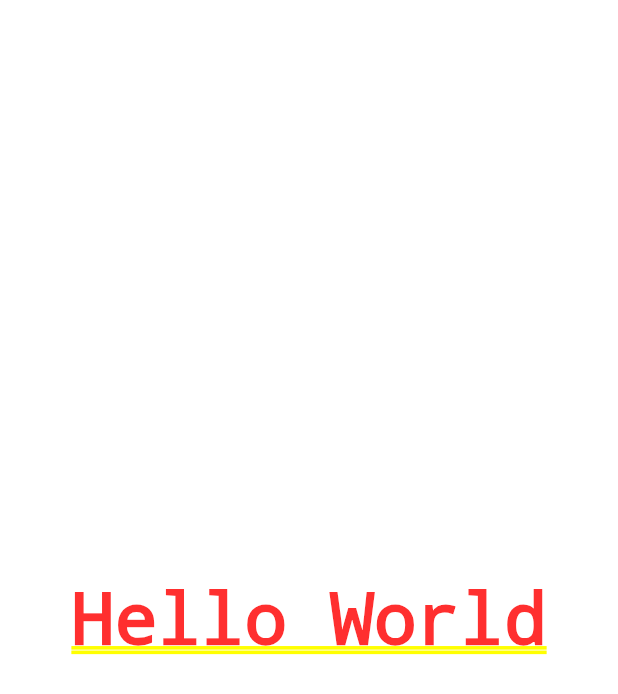
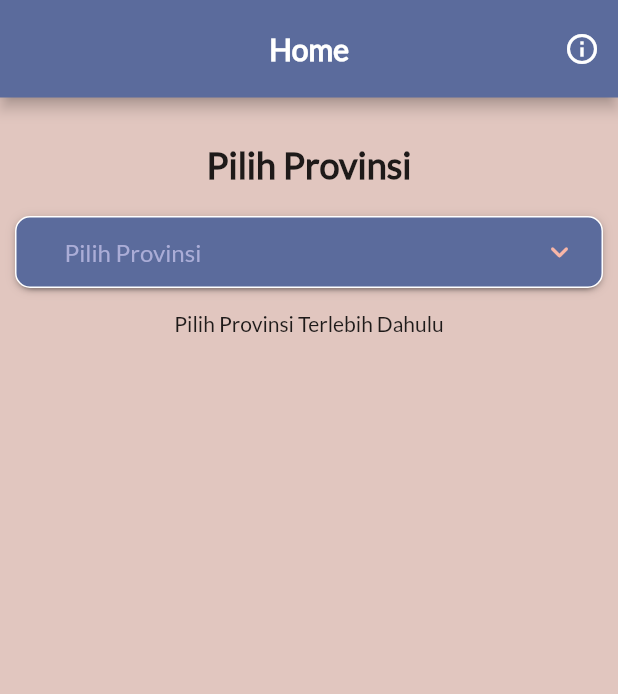
Before and after one commit to MuhammadMukram/simple_indonesian_weather_app, a Flutter app: the screen it shows after launch, on a phone screen of 412 x 824 dp. Shown: the top 694 px of the screen. Run offline on Flutter 3.47's test engine with Material 2 defaults, Android fonts, the phone set to English and light mode, and no system bars; drawn by our look-alikes of dropdown_button2; our stand-ins replace logger; missing offline and left inert: xml2json.

Commit message:
feat: finish homepage

```diff
--- a/lib/data/api/weater_service.dart
+++ b/lib/data/api/weater_service.dart
@@ -1,24 +1,17 @@
 import 'dart:convert';
 
 import 'package:http/http.dart' as http;
+import 'package:simple_indonesian_weather_app/common.dart';
 import 'package:simple_indonesian_weather_app/data/models/city.dart';
 import 'package:xml2json/xml2json.dart';
 import '../const.dart';
-import 'package:logger/logger.dart';
 
 class WeatherService {
-  var logger = Logger(
-    printer: PrettyPrinter(),
-  );
-
   Future<List<City>> getWeatherData(String provinceName) async {
     final response =
         await http.get(Uri.parse('$baseURL/DigitalForecast-$provinceName.xml'));
 
     if (response.statusCode == 200) {
-      // logger.d(jsonDecode(jsonConverter(response.body))['data']['forecast']
-      //         ['area'][0]
-      //     .runtimeType);
 
       List<dynamic> rawCityList =
           jsonDecode(jsonConverter(response.body))['data']['forecast']['area'];
@@ -32,8 +25,9 @@ class WeatherService {
         cityList.add(temp);
       }
 
+      // logger.d(cityList[0].cityName);
+
       return cityList;
-
     } else {
       throw Exception('Failed to load data');
     }
--- a/lib/main.dart
+++ b/lib/main.dart
@@ -1,43 +1,59 @@
 import 'package:flutter/material.dart';
+import 'package:simple_indonesian_weather_app/presentation/homepage.dart';
 import 'data/api/weater_service.dart';
 
 void main() {
   runApp(const MyApp());
 }
 
-class MyApp extends StatefulWidget {
-
+class MyApp extends StatelessWidget {
   const MyApp({super.key});
-
-  @override
-  State<MyApp> createState() => _MyAppState();
-}
-
-class _MyAppState extends State<MyApp> {
-  // This widget is the root of your application.
-  final _weatherService = WeatherService();
-
-
-  @override
-  void initState() {
-    // TODO: implement initState
-    super.initState();
-    try{
-      _weatherService.getWeatherData("SulawesiSelatan");
-    } catch (e) {
-      Exception('Failed to fetch');
-    }
-
-  }
 
   @override
   Widget build(BuildContext context) {
     return MaterialApp(
-      title: 'Flutter Demo',
       theme: ThemeData(
         primarySwatch: Colors.blue,
+        fontFamily: 'Lato'
       ),
-      home: const SafeArea(child: Center(child: Text("Hello World"),))
+      home: const SafeArea(child: HomePage())
     );
   }
 }
+
+// class MyApp extends StatefulWidget {
+
+//   const MyApp({super.key});
+
+//   @override
+//   State<MyApp> createState() => _MyAppState();
+// }
+
+// class _MyAppState extends State<MyApp> {
+//   // This widget is the root of your application.
+//   final _weatherService = WeatherService();
+
+
+//   @override
+//   void initState() {
+//     // TODO: implement initState
+//     super.initState();
+//     try{
+//       _weatherService.getWeatherData("SulawesiSelatan");
+//     } catch (e) {
+//       Exception('Failed to fetch');
+//     }
+
+//   }
+
+//   @override
+//   Widget build(BuildContext context) {
+//     return MaterialApp(
+//       title: 'Flutter Demo',
+//       theme: ThemeData(
+//         primarySwatch: Colors.blue,
+//       ),
+//       home: const SafeArea(child: Center(child: Text("Hello World"),))
+//     );
+//   }
+// }
--- /dev/null
+++ b/lib/presentation/homepage.dart
@@ -0,0 +1,408 @@
+// ignore_for_file: public_member_api_docs, sort_constructors_first
+import 'dart:math';
+
+import 'package:dropdown_button2/dropdown_button2.dart';
+import 'package:flutter/material.dart';
+import 'package:flutter/src/widgets/framework.dart';
+import 'package:flutter/src/widgets/placeholder.dart';
+import 'package:provider/provider.dart';
+
+import 'package:simple_indonesian_weather_app/common.dart';
+import 'package:simple_indonesian_weather_app/data/api/weater_service.dart';
+import 'package:simple_indonesian_weather_app/data/models/city.dart';
+import 'package:simple_indonesian_weather_app/providers/province_notifier.dart';
+
+Map<String, String> provinceLabels = {};
+
+class HomePage extends StatefulWidget {
+  const HomePage({super.key});
+
+  @override
+  State<HomePage> createState() => _HomePageState();
+}
+
+class _HomePageState extends State<HomePage> {
+  String? dropdownValue;
+
+  final TextEditingController textEditingController = TextEditingController();
+
+  final provinceNotifier = ProvinceNotifier();
+
+  final _weatherService = WeatherService();
+
+  _fetchCity(String province) async {
+    try {
+      final listCity = await _weatherService.getWeatherData(province);
+      setState(() {
+        provinceNotifier.setListCity(listCity);
+      });
+    } catch (e) {
+      logger.d(e);
+    }
+  }
+
+  @override
+  void dispose() {
+    textEditingController.dispose();
+    super.dispose();
+  }
+
+  @override
+  Widget build(BuildContext context) {
+    for (var element in provinceName) {
+      provinceLabels[element] = mergeString(element);
+    }
+    return ChangeNotifierProvider(
+      create: (context) => ProvinceNotifier(),
+      child: Builder(builder: (context) {
+        return Scaffold(
+            appBar: AppBar(
+              toolbarHeight: 65,
+              title: const Text(
+                "Home",
+                style: TextStyle(fontWeight: FontWeight.bold),
+              ),
+              centerTitle: true,
+              actions: [
+                IconButton(
+                    onPressed: () {}, icon: const Icon(Icons.info_outline)),
+              ],
+              backgroundColor: ColorConstants.kDarkPurpleColor,
+            ),
+            backgroundColor: ColorConstants.kBgColor,
+            body: SingleChildScrollView(
+              child: SafeArea(
+                child: Padding(
+                  padding:
+                      const EdgeInsets.only(left: 10.0, right: 10.0, top: 30.0),
+                  child: Center(
+                    child: Column(
+                      children: [
+                        const Text(
+                          "Pilih Provinsi",
+                          style: TextStyle(
+                            fontWeight: FontWeight.bold,
+                            fontSize: 24,
+                          ),
+                        ),
+                        const SizedBox(
+                          height: 20,
+                        ),
+                        DropdownButtonHideUnderline(
+                          child: DropdownButton2<String>(
+                            items: provinceName
+                                .map(
+                                  (item) => DropdownMenuItem(
+                                    value: item,
+                                    child: Text(
+                                      item,
+                                      style: const TextStyle(
+                                          color: ColorConstants.kWhite),
+                                    ),
+                                  ),
+                                )
+                                .toList(),
+                            isExpanded: true,
+                            value: dropdownValue,
+                            hint: const Text(
+                              "Pilih Provinsi",
+                              style: TextStyle(
+                                  color: ColorConstants.kLightPurpleColor),
+                            ),
+                            onChanged: (value) => setState(() {
+                              dropdownValue = value;
+                              provinceNotifier.setProvinceName(value!);
+                              _fetchCity(
+                                  mergeString(provinceNotifier.provinceName));
+                            }),
+                            iconStyleData: const IconStyleData(
+                              icon: Icon(Icons.keyboard_arrow_down_rounded),
+                              iconSize: 24,
+                              iconEnabledColor:
+                                  ColorConstants.kLightOrangeColor,
+                            ),
+                            buttonStyleData: ButtonStyleData(
+                              decoration: BoxDecoration(
+                                borderRadius:
+                                    const BorderRadius.all(Radius.circular(10)),
+                                border: Border.all(
+                                  color: ColorConstants.kWhite,
+                                  width: 1,
+                                ),
+                                color: ColorConstants.kDarkPurpleColor,
+                              ),
+                              padding:
+                                  const EdgeInsets.symmetric(horizontal: 16),
+                              elevation: 2,
+                              // height: 40,
+                            ),
+                            dropdownStyleData: const DropdownStyleData(
+                              decoration: BoxDecoration(
+                                  borderRadius:
+                                      BorderRadius.all(Radius.circular(10)),
+                                  color: ColorConstants.kDarkPurpleColor),
+                              maxHeight: 200,
+                              offset: Offset(0, -5),
+                            ),
+                            dropdownSearchData: DropdownSearchData(
+                              searchController: textEditingController,
+                              searchInnerWidgetHeight: 50,
+                              searchInnerWidget: Container(
+                                height: 60,
+                                padding: const EdgeInsets.only(
+                                  top: 8,
+                                  bottom: 4,
+                                  right: 8,
+                                  left: 8,
+                                ),
+                                child: TextFormField(
+                                  expands: true,
+                                  maxLines: null,
+                                  controller: textEditingController,
+                                  style: const TextStyle(
+                                      color: ColorConstants.kWhite),
+                                  decoration: InputDecoration(
+                                    enabledBorder: const OutlineInputBorder(
+                                      borderSide: BorderSide(
+                                        color: ColorConstants.kLightPurpleColor,
+                                      ),
+                                    ),
+                                    focusedBorder: const OutlineInputBorder(
+                                      borderSide: BorderSide(
+                                        color: ColorConstants.kWhite,
+                                      ),
+                                    ),
+                                    contentPadding: const EdgeInsets.symmetric(
+                                      horizontal: 10,
+                                      vertical: 8,
+                                    ),
+                                    hintText: 'Search for an item...',
+                                    hintStyle: const TextStyle(
+                                        color: ColorConstants.kWhite),
+                                    border: OutlineInputBorder(
+                                      borderRadius: BorderRadius.circular(20),
+                                    ),
+                                  ),
+                                ),
+                              ),
+                            ),
+                            //This to clear the search value when you close the menu
+                            onMenuStateChange: (isOpen) {
+                              if (!isOpen) {
+                                textEditingController.clear();
+                              }
+                            },
+                          ),
+                        ),
+                        const SizedBox(
+                          height: 15,
+                        ),
+                        provinceNotifier.provinceName != ""
+                            ? CityList(listCity: provinceNotifier.listCity)
+                            : const Text("Pilih Provinsi Terlebih Dahulu")
+                      ],
+                    ),
+                  ),
+                ),
+              ),
+            ));
+      }),
+    );
+  }
+}
+
+class CityList extends StatefulWidget {
+  final List<City> listCity;
+  const CityList({
+    Key? key,
+    required this.listCity,
+  }) : super(key: key);
+
+  @override
+  State<CityList> createState() => _CityListState();
+}
+
+class _CityListState extends State<CityList> {
+  @override
+  Widget build(BuildContext context) {
+    widget.listCity.isNotEmpty
+        ? logger.d(widget.listCity[2].cityName)
+        : logger.d("Data null");
+    return (widget.listCity.isNotEmpty
+        ? ClipRRect(
+            borderRadius: BorderRadius.circular(10),
+            child: Container(
+              padding: const EdgeInsets.all(15),
+              color: ColorConstants.kWhite,
+              child: Column(
+                crossAxisAlignment: CrossAxisAlignment.stretch,
+                children: [
+                  SizedBox(
+                    height: 400,
+                    child: ListView.builder(
+                      scrollDirection: Axis.vertical,
+                      shrinkWrap: true,
+                      itemCount: widget.listCity.length,
+                      itemBuilder: (BuildContext context, int index) {
+                        return SingleChildScrollView(
+
+                          child: InkWell(
+                            onTap: () {
+
+                            },
+                            child: Padding(
+                              padding: const EdgeInsets.all(20),
+                              child: Text(
+                                widget.listCity[index].cityName!,
+                                style: const TextStyle(
+                                    fontWeight: FontWeight.bold,
+                                    fontSize: 16,
+                                    color: ColorConstants.kDarkPurpleColor),
+                              ),
+                            ),
+                          ),
+                        );
+                      },
+                    ),
+                  ),
+                ],
+              ),
+            ),
+          )
+        : const CircularProgressIndicator());
+  }
+}
+
+// class ProvinceDropdown extends StatefulWidget {
+//   const ProvinceDropdown({
+//     super.key,
+//   });
+
+//   @override
+//   State<ProvinceDropdown> createState() => _ProvinceDropdownState();
+// }
+
+// class _ProvinceDropdownState extends State<ProvinceDropdown> {
+//   String? dropdownValue;
+
+//   final TextEditingController textEditingController = TextEditingController();
+
+//   @override
+//   void dispose() {
+//     textEditingController.dispose();
+//     super.dispose();
+//   }
+
+//   @override
+//   Widget build(BuildContext context) {
+//     return DropdownButtonHideUnderline(
+//       child: DropdownButton2<String>(
+//         items: provinceName
+//             .map(
+//               (item) => DropdownMenuItem(
+//                 value: item,
+//                 child: Text(
+//                   item,
+//                   style: const TextStyle(color: ColorConstants.kWhite),
+//                 ),
+//               ),
+//             )
+//             .toList(),
+//         isExpanded: true,
+//         value: dropdownValue,
+//         hint: const Text(
+//           "Pilih Provinsi",
+//           style: TextStyle(color: ColorConstants.kLightPurpleColor),
+//         ),
+//         onChanged: (value) => setState(() {
+//           dropdownValue = value;
+//         }),
+//         iconStyleData: const IconStyleData(
+//           icon: Icon(Icons.keyboard_arrow_down_rounded),
+//           iconSize: 24,
+//           iconEnabledColor: ColorConstants.kLightOrangeColor,
+//         ),
+//         buttonStyleData: ButtonStyleData(
+//           decoration: BoxDecoration(
+//             borderRadius: const BorderRadius.all(Radius.circular(10)),
+//             border: Border.all(
+//               color: ColorConstants.kWhite,
+//               width: 1,
+//             ),
+//             color: ColorConstants.kDarkPurpleColor,
+//           ),
+//           padding: const EdgeInsets.symmetric(horizontal: 16),
+//           elevation: 2,
+//           // height: 40,
+//         ),
+//         dropdownStyleData: const DropdownStyleData(
+//           decoration: BoxDecoration(
+//               borderRadius: BorderRadius.all(Radius.circular(10)),
+//               color: ColorConstants.kDarkPurpleColor),
+//           maxHeight: 200,
+//           offset: Offset(0, -5),
+//         ),
+//         dropdownSearchData: DropdownSearchData(
+//           searchController: textEditingController,
+//           searchInnerWidgetHeight: 50,
+//           searchInnerWidget: Container(
+//             height: 60,
+//             padding: const EdgeInsets.only(
+//               top: 8,
+//               bottom: 4,
+//               right: 8,
+//               left: 8,
+//             ),
+//             child: TextFormField(
+//               expands: true,
+//               maxLines: null,
+//               controller: textEditingController,
+//               style: const TextStyle(color: ColorConstants.kWhite),
+//               decoration: InputDecoration(
+//                 enabledBorder: const OutlineInputBorder(
+//                   borderSide: BorderSide(
+//                     color: ColorConstants.kLightPurpleColor,
+//                   ),
+//                 ),
+//                 focusedBorder: const OutlineInputBorder(
+//                   borderSide: BorderSide(
+//                     color: ColorConstants.kWhite,
+//                   ),
+//                 ),
+//                 contentPadding: const EdgeInsets.symmetric(
+//                   horizontal: 10,
+//                   vertical: 8,
+//                 ),
+//                 hintText: 'Search for an item...',
+//                 hintStyle: const TextStyle(color: ColorConstants.kWhite),
+//                 border: OutlineInputBorder(
+//                   borderRadius: BorderRadius.circular(20),
+//                 ),
+//               ),
+//             ),
+//           ),
+//         ),
+//         //This to clear the search value when you close the menu
+//         onMenuStateChange: (isOpen) {
+//           if (!isOpen) {
+//             textEditingController.clear();
+//           }
+//         },
+//       ),
+//     );
+//     // return DropdownButton<String>(
+//     //     items: provinceName.map<DropdownMenuItem<String>>((String e) {
+//     //       return DropdownMenuItem<String>(
+//     //         value: e,
+//     //         child: Text(e)
+//     //         );
+//     //     }).toList(),
+//     //     value: dropdownValue,
+//     //     onChanged:( (String? e) => {
+//     //       setState(() => dropdownValue = e!)
+//     //     }),
+//     //     dropdownColor: ColorConstants.kLightPurpleColor,
+
+//     //     );
+//   }
+// }
--- /dev/null
+++ b/lib/providers/province_notifier.dart
@@ -0,0 +1,24 @@
+
+import 'package:flutter/material.dart';
+
+import '../data/models/city.dart';
+
+class ProvinceNotifier extends ChangeNotifier {
+  String _provinceName = "";
+
+  List<City> _listCity = List.empty();
+
+  List<City> get listCity => _listCity;
+
+  String get provinceName => _provinceName;
+
+  void setListCity(List<City> value) {
+    _listCity = value;
+    notifyListeners();
+  }
+
+  void setProvinceName(String value) {
+    _provinceName = value;
+    notifyListeners();
+  }
+}
```
